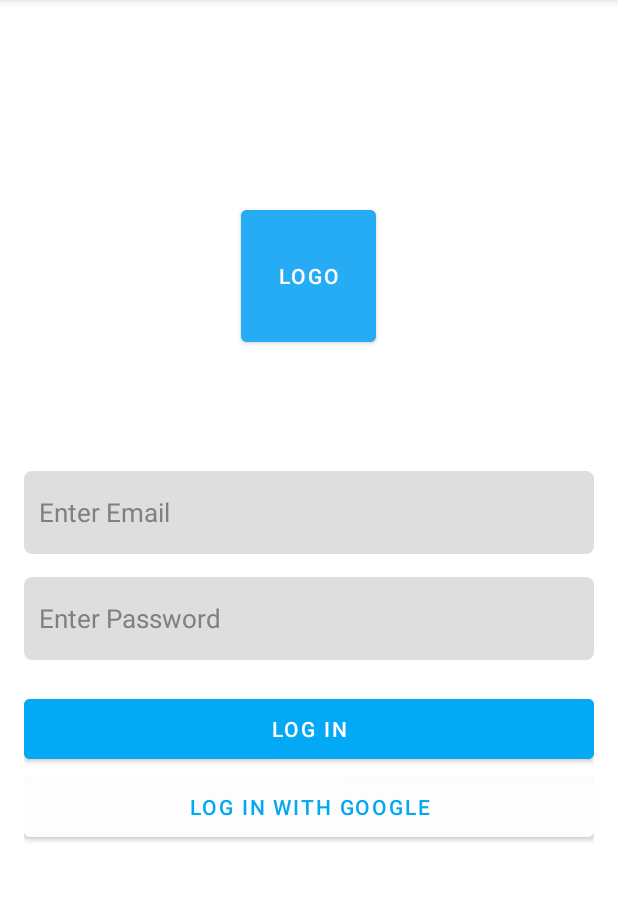
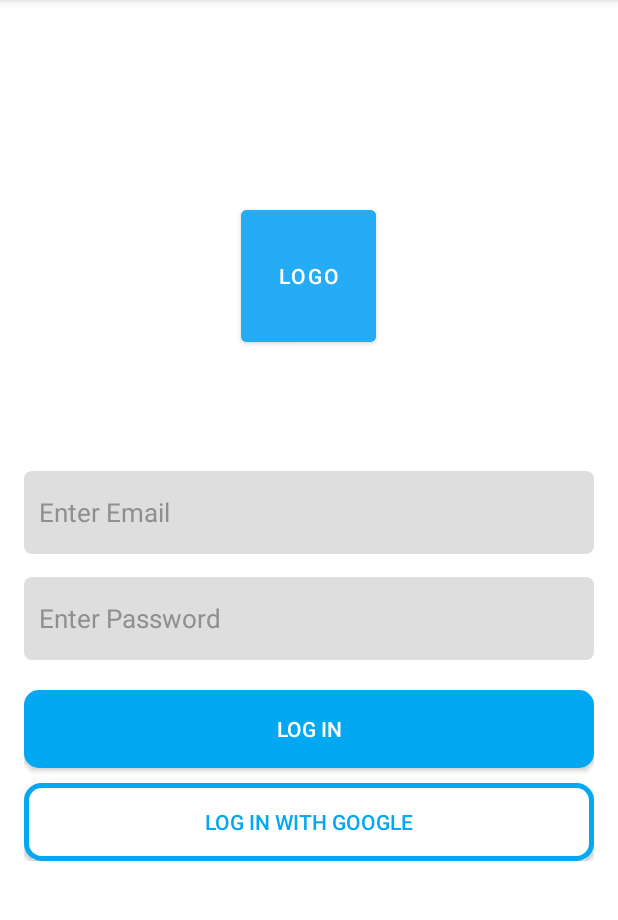
Before and after one commit to JULZARTS/Tutorly-A-simple-social-media-app-for-studying-purposes, an Android app: the screen it shows after launch (MainActivity), on a phone screen of 412 x 824 dp, the part 84-1004 px from its top. Run offline under Robolectric (Android 15) with nearby library versions, the phone set to English and light mode, and no system bars; our stand-ins replace Firebase (no records; nobody signed in at launch, a user with empty details on screens opened directly); 1 statement that could not run was skipped.

Commit message:
Added google sign in; Crashes when launched

```diff
--- a/app/src/main/AndroidManifest.xml
+++ b/app/src/main/AndroidManifest.xml
@@ -12,6 +12,9 @@
         android:supportsRtl="true"
         android:theme="@style/Theme.Tutorly"
         tools:targetApi="31">
+        <activity
+            android:name=".SignUpActivity"
+            android:exported="false" />
         <activity
             android:name=".ProfileActivity"
             android:exported="false" />
--- a/app/src/main/java/com/example/Tutorly/MainActivity.java
+++ b/app/src/main/java/com/example/Tutorly/MainActivity.java
@@ -1,37 +1,152 @@
 package com.example.Tutorly;
 
+import android.annotation.SuppressLint;
 import android.content.Intent;
 import android.os.Bundle;
 import android.view.View;
 import android.view.WindowManager;
 import android.widget.Button;
+import android.widget.EditText;
+import android.widget.TextView;
 import android.widget.Toast;
+
+import com.google.android.gms.auth.api.signin.GoogleSignIn;
+import com.google.android.gms.auth.api.signin.GoogleSignInClient;
+
+import androidx.annotation.NonNull;
+import androidx.annotation.Nullable;
 import androidx.appcompat.app.AppCompatActivity;
 import androidx.appcompat.app.AppCompatDelegate;
 import androidx.core.content.ContextCompat;
+import androidx.core.graphics.Insets;
+import androidx.core.view.ViewCompat;
+import androidx.core.view.WindowInsetsCompat;
+
+import com.google.android.gms.auth.api.signin.GoogleSignInAccount;
+import com.google.android.gms.auth.api.signin.GoogleSignInOptions;
+import com.google.android.gms.common.api.ApiException;
+import com.google.android.gms.tasks.OnCompleteListener;
+import com.google.android.gms.tasks.OnFailureListener;
+import com.google.android.gms.tasks.OnSuccessListener;
+import com.google.android.gms.tasks.Task;
+import com.google.firebase.auth.AuthCredential;
+import com.google.firebase.auth.AuthResult;
+import com.google.firebase.auth.FirebaseAuth;
+import com.google.firebase.auth.FirebaseUser;
+import com.google.firebase.auth.GoogleAuthProvider;
+import com.google.firebase.database.FirebaseDatabase;
 
 public class MainActivity extends AppCompatActivity {
+
+    EditText email, password;
+    Button log, googlelog;
+    private FirebaseAuth auth;
+    private GoogleSignInClient gsc;
+    private FirebaseDatabase database;
+    private static final int RC_SIGN_IN = 40;
+
+    @SuppressLint("MissingInflatedId")
     @Override
     protected void onCreate(Bundle savedInstanceState) {
         super.onCreate(savedInstanceState);
         AppCompatDelegate.setDefaultNightMode(AppCompatDelegate.MODE_NIGHT_FOLLOW_SYSTEM);
 
-        // Change the status bar color
-        getWindow().clearFlags(WindowManager.LayoutParams.FLAG_TRANSLUCENT_STATUS);
-        getWindow().addFlags(WindowManager.LayoutParams.FLAG_DRAWS_SYSTEM_BAR_BACKGROUNDS);
-        getWindow().setStatusBarColor(ContextCompat.getColor(this, R.color.LogIn_statusbar));
-        getWindow().setNavigationBarColor(ContextCompat.getColor(this, R.color.Home_statusbar));
-        // Set the status bar icons and text to dark (for light backgrounds)
-        getWindow().getDecorView().setSystemUiVisibility(View.SYSTEM_UI_FLAG_LIGHT_STATUS_BAR);
-
         setContentView(R.layout.activity_main);
 
-        // Navigate to HomeActivity on button click
-        Button buttonToSecond = findViewById(R.id.buttonToSecond);
-        buttonToSecond.setOnClickListener(v -> {
-            Intent intent = new Intent(MainActivity.this, HomeActivity.class);
-            startActivity(intent);
-            Toast.makeText(MainActivity.this, "Going to second page", Toast.LENGTH_SHORT).show();
+        ViewCompat.setOnApplyWindowInsetsListener(findViewById(R.id.main), (v, insets) -> {
+            Insets systemBars = insets.getInsets(WindowInsetsCompat.Type.systemBars());
+            v.setPadding(systemBars.left, systemBars.top, systemBars.right, systemBars.bottom);
+            return insets;
         });
+
+        auth = FirebaseAuth.getInstance();
+        database = FirebaseDatabase.getInstance();
+        email = findViewById(R.id.email);
+        password = findViewById(R.id.password);
+        log = findViewById(R.id.loginbtn);
+        googlelog = findViewById(R.id.loginwithgooglebtn);
+
+        GoogleSignInOptions gso = new GoogleSignInOptions.Builder(GoogleSignInOptions.DEFAULT_SIGN_IN)
+                .requestIdToken(getString(R.string.default_web_client_id))
+                .requestEmail()
+                .build();
+
+        gsc = GoogleSignIn.getClient(this, gso);
+
+        googlelog.setOnClickListener(view -> gSignIn());
+
+        log.setOnClickListener(new View.OnClickListener() {
+            @Override
+            public void onClick(View view) {
+                String user_email = email.getText().toString();
+                String user_pass = password.getText().toString();
+
+                if (user_email.isEmpty()) {
+                    email.setError("Email cannot be empty!");
+                } else if (user_pass.isEmpty()) {
+                    password.setError("Password cannot be empty!");
+                } else {
+                    auth.signInWithEmailAndPassword(user_email, user_pass).addOnSuccessListener(new OnSuccessListener<AuthResult>() {
+                        @Override
+                        public void onSuccess(AuthResult authResult) {
+                            Toast.makeText(MainActivity.this, "Login Success!", Toast.LENGTH_SHORT).show();
+                            Intent home = new Intent(MainActivity.this, HomeActivity.class);
+                            startActivity(home);
+                        }
+                    }).addOnFailureListener(new OnFailureListener() {
+                        @Override
+                        public void onFailure(@NonNull Exception e) {
+                            Toast.makeText(MainActivity.this, "Email and Password not found!", Toast.LENGTH_SHORT).show();
+                        }
+                    });
+                }
+            }
+        });
+
+    }
+
+    private void gSignIn() {
+        Intent intent = gsc.getSignInIntent();
+        startActivityForResult(intent, RC_SIGN_IN);
+    }
+
+    @Override
+    protected void onActivityResult(int requestCode, int resultCode, @Nullable Intent data) {
+        super.onActivityResult(requestCode, resultCode, data);
+
+        if (requestCode == RC_SIGN_IN) {
+            Task<GoogleSignInAccount> task = GoogleSignIn.getSignedInAccountFromIntent(data);
+            try {
+                GoogleSignInAccount account = task.getResult(ApiException.class);
+                auth(account.getIdToken());
+            } catch (ApiException e) {
+                Toast.makeText(this, "Google sign-in failed: " + e.getMessage(), Toast.LENGTH_SHORT).show();
+            }
+        }
+    }
+
+    private void auth(String idToken) {
+        AuthCredential credential = GoogleAuthProvider.getCredential(idToken, null);
+        auth.signInWithCredential(credential)
+                .addOnCompleteListener(new OnCompleteListener<AuthResult>() {
+                    @Override
+                    public void onComplete(@NonNull Task<AuthResult> task) {
+                        if (task.isSuccessful()) {
+                            FirebaseUser user = auth.getCurrentUser();
+
+                            Users users = new Users();
+                            users.setUserId(user.getUid());
+                            users.setName(user.getDisplayName());
+                            users.setProfile(user.getPhotoUrl().toString());
+
+                            database.getReference().child("Users").child(user.getUid()).setValue(users);
+
+                            Intent intent = new Intent(MainActivity.this, HomeActivity.class);
+                            startActivity(intent);
+                        } else {
+                            Toast.makeText(MainActivity.this, "Authentication failed.", Toast.LENGTH_SHORT).show();
+                        }
+                    }
+                });
     }
 }
--- /dev/null
+++ b/app/src/main/res/drawable/login.xml
@@ -0,0 +1,5 @@
+<?xml version="1.0" encoding="utf-8"?>
+<shape xmlns:android="http://schemas.android.com/apk/res/android">
+    <solid android:color="#03A8F2" />
+    <corners android:radius="10dp" />
+</shape>
--- /dev/null
+++ b/app/src/main/res/drawable/loginwithgoogle.xml
@@ -0,0 +1,6 @@
+<?xml version="1.0" encoding="utf-8"?>
+<shape xmlns:android="http://schemas.android.com/apk/res/android">
+    <solid android:color="@color/white" />
+    <corners android:radius="10dp" />
+    <stroke android:color="#03A8F2" android:width="3dp" />
+</shape>
--- a/app/src/main/res/layout/activity_main.xml
+++ b/app/src/main/res/layout/activity_main.xml
@@ -33,10 +33,12 @@
             android:layout_height="wrap_content">
 
             <EditText
+                android:id="@+id/email"
                 android:layout_gravity="center"
                 android:layout_width="wrap_content"
                 android:layout_height="wrap_content"
-                android:text="Enter Email"
+                android:hint="Enter Email"
+                android:textColorHint="#8F8F8F"
                 android:gravity="center_vertical"
                 android:background="@drawable/rounded_edittext2"
                 android:textColor="@color/darkgray"
@@ -44,36 +46,39 @@
                 android:paddingLeft="10dp" android:textSize="17dp"/>
 
             <EditText
+                android:id="@+id/password"
                 android:layout_marginTop="15dp"
                 android:layout_gravity="center"
                 android:layout_width="wrap_content"
                 android:layout_height="wrap_content"
-                android:text="Enter Password"
+                android:hint="Enter Password"
+                android:textColorHint="#8F8F8F"
                 android:gravity="center_vertical"
                 android:background="@drawable/rounded_edittext2"
                 android:textColor="@color/darkgray"
                 android:height="55dp" android:width="380dp"
                 android:paddingLeft="10dp" android:textSize="17dp"/>
 
-            <Button
+            <android.widget.Button
+                android:layout_marginBottom="10dp"
                 android:layout_marginTop="20dp"
                 android:layout_gravity="center"
-                android:id="@+id/buttonToSecond"
+                android:id="@+id/loginbtn"
                 android:layout_width="380dp"
                 android:layout_height="52dp"
                 android:text="Log In"
                 android:textColor="@color/white"
-                android:backgroundTint="#03A9F4"
+                android:background="@drawable/login"
                 />
 
-            <Button
+            <android.widget.Button
                 android:layout_gravity="center"
-                android:id="@+id/buttonToThird"
+                android:id="@+id/loginwithgooglebtn"
                 android:layout_width="380dp"
                 android:layout_height="52dp"
-                android:text="Log In with Google"
+                android:text="@string/log_in_with_google"
                 android:textColor="#03A8F2"
-                android:backgroundTint="#FDFDFD"
+                android:background="@drawable/loginwithgoogle"
                 />
         </LinearLayout>
     </LinearLayout>
--- a/app/src/main/res/values/strings.xml
+++ b/app/src/main/res/values/strings.xml
@@ -1,3 +1,5 @@
 <resources>
     <string name="app_name">Tutorly</string>
+    <string name="log_in_with_google">Log In with Google</string>
+    <string name="default_web_client_id">57750485249-iba1h1li99vnq2l58kmvjrcahile29ho.apps.googleusercontent.com</string>
 </resources>
```
Also changed, not shown: app/build.gradle.kts (+13 -0 lines), app/src/main/java/com/example/Tutorly/SignUpActivity.java (added, +24 -0 lines), app/src/main/java/com/example/Tutorly/Users.java (added, +38 -0 lines), app/src/main/res/layout/activity_sign_up.xml (added, +10 -0 lines).
